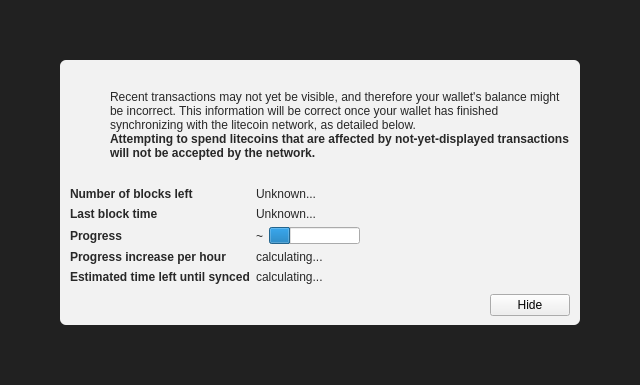
First picture: the form in vercoin/src/qt/forms/modaloverlay.ui, repository Aniruddha124/LY-Project-Coin, before the edit.
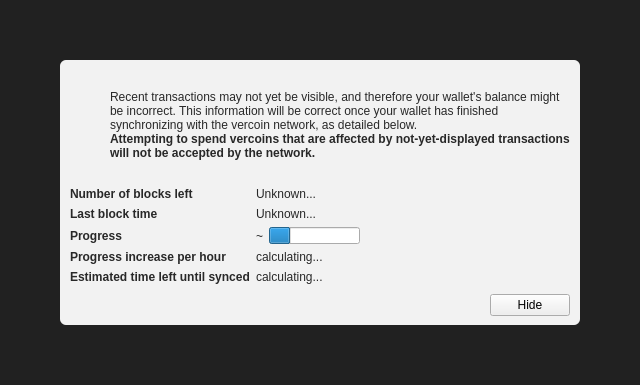
Second picture: the form after the edit. Icons and pictures are not drawn. Custom widgets are drawn as their Qt base class.

Commit message: Replaced all occurrences of litecoin with vercoin and Litecoin with Vercoin across all files and directories. Updated chainparamsbase.cpp

```diff
--- a/vercoin/src/qt/forms/modaloverlay.ui
+++ b/vercoin/src/qt/forms/modaloverlay.ui
@@ -130,7 +130,7 @@
              <item>
               <widget class="QLabel" name="infoText">
                <property name="text">
-                <string>Recent transactions may not yet be visible, and therefore your wallet's balance might be incorrect. This information will be correct once your wallet has finished synchronizing with the litecoin network, as detailed below.</string>
+                <string>Recent transactions may not yet be visible, and therefore your wallet's balance might be incorrect. This information will be correct once your wallet has finished synchronizing with the vercoin network, as detailed below.</string>
                </property>
                <property name="textFormat">
                 <enum>Qt::RichText</enum>
@@ -149,7 +149,7 @@
                 </font>
                </property>
                <property name="text">
-                <string>Attempting to spend litecoins that are affected by not-yet-displayed transactions will not be accepted by the network.</string>
+                <string>Attempting to spend vercoins that are affected by not-yet-displayed transactions will not be accepted by the network.</string>
                </property>
                <property name="textFormat">
                 <enum>Qt::RichText</enum>
```
The commit also changes 208 other files.
